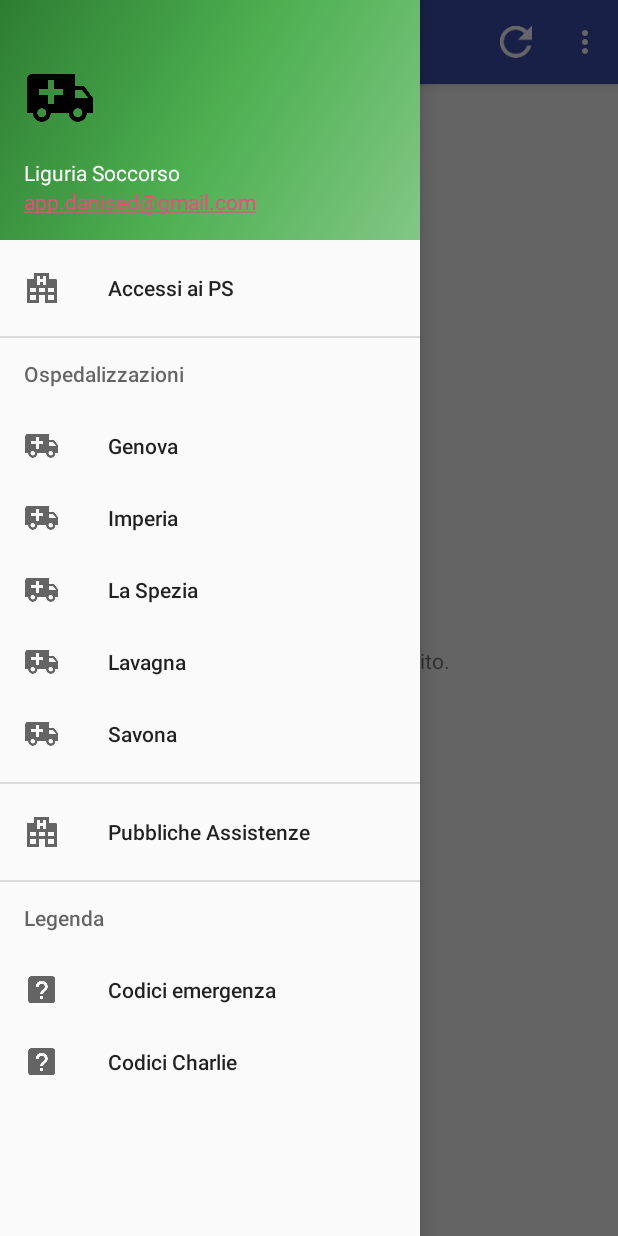
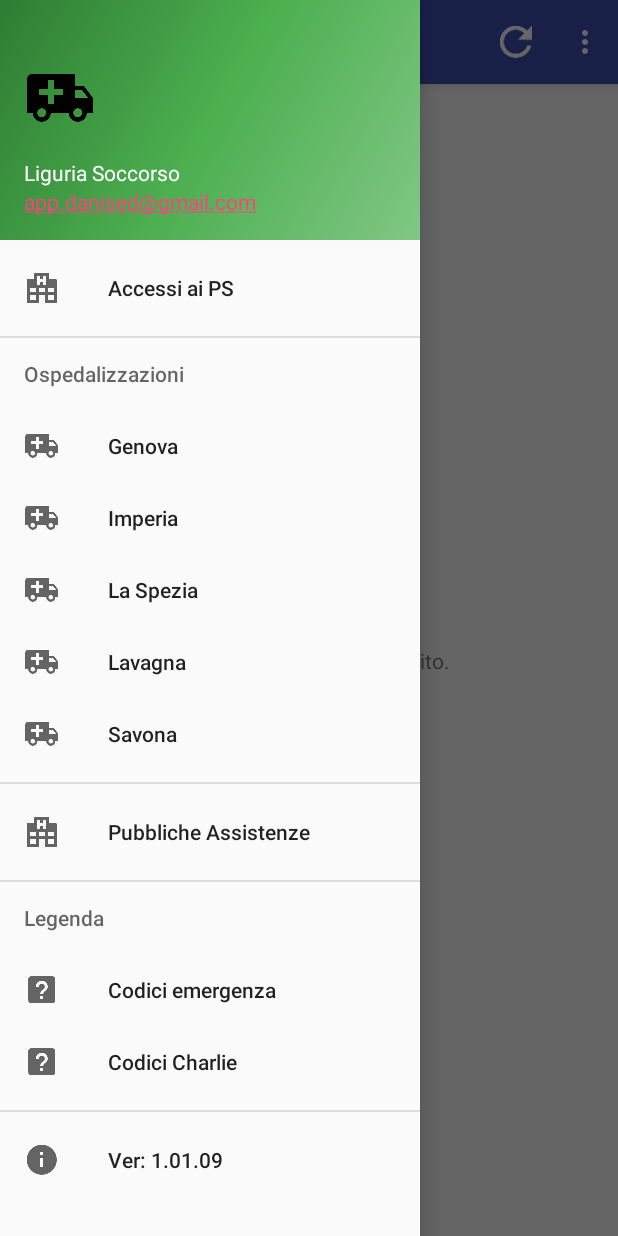
Before and after one commit to sed74/psliguria, an Android app: the screen it shows after launch (MainActivity), with the side drawer open, on a phone screen of 412 x 824 dp. Run offline under Robolectric (Android 15) with nearby library versions, the phone set to English and light mode, and no system bars; 1 statement that could not run was skipped.

```diff
--- a/app/src/main/AndroidManifest.xml
+++ b/app/src/main/AndroidManifest.xml
@@ -14,6 +14,7 @@
         android:supportsRtl="true"
         android:theme="@style/AppTheme"
         android:usesCleartextTraffic="true">
+        <meta-data android:name="firebase_analytics_collection_deactivated" android:value="true" />
         <activity
             android:name="com.dani.sed.liguriasoccorso.MainActivity"
             android:label="@string/app_name"
--- a/app/src/main/java/com/dani/sed/liguriasoccorso/MainActivity.java
+++ b/app/src/main/java/com/dani/sed/liguriasoccorso/MainActivity.java
@@ -149,6 +149,7 @@ public class MainActivity extends AppCompatActivity
 
         NavigationView navigationView = (NavigationView) findViewById(R.id.nav_view);
         navigationView.setNavigationItemSelectedListener(this);
+        setVersionNo(navigationView.getMenu());
 
         TextView text = (TextView) findViewById(R.id.textView);
 
@@ -247,6 +248,17 @@ public class MainActivity extends AppCompatActivity
         }
 
     }
+    private void setVersionNo(Menu menu ) {
+
+        // find MenuItem you want to change
+        MenuItem versionItem = menu.findItem(R.id.version_info);
+
+        // set new title to the MenuItem
+        StringBuilder sb = new StringBuilder();
+        sb.append(getString(R.string.version_no)).append(" ").append(BuildConfig.VERSION_NAME);
+        versionItem.setTitle(sb.toString());
+    }
+
 
     @Override
     public void onBackPressed() {
--- a/app/src/main/res/menu/activity_main_drawer.xml
+++ b/app/src/main/res/menu/activity_main_drawer.xml
@@ -49,6 +49,12 @@
                 android:title="@string/charlie_code_legend" />
         </menu>
     </item>
+    <group >
+            <item
+                android:id="@+id/version_info"
+                android:icon="@drawable/ic_information_black_24dp"
+                android:title="@string/emergency_code_legend" />
+    </group>
     <group
         android:id="@+id/menu_about"
         android:checkableBehavior="none">
--- a/app/src/main/res/values/strings.xml
+++ b/app/src/main/res/values/strings.xml
@@ -215,12 +215,10 @@
     <string name="di_cui">di cui (media)</string>
     <string name="missions_stats">Totale ospedalizzazioni (media giornaliera)</string>
     <string name="whats_new_title">Novità</string>
-    <string name="whats_new">PUBBLICHE ASSISTENZE\n
-        "* Aggiunta la possibilità di ordinare per numero di interventi per ogni codice.\n"
-        "* Cliccando su una Pubblica Assistenza si apre il dettaglio di tutti i suoi mezzi che hanno"
-        " lavorato con i numeri di ospedalizzazioni suddivise per codice di urgenza.\n\n"
-        "AMBULANZE\n"
-        "* Aggiunti i dettagli per ogni mezzo che abbia fatto almeno un'urgenza."
+    <string name="whats_new">NUOVA VITA\n
+        "* L'app è tornata con nuovo nome ma stesse funzionalità.\n"
+        "* Supporto per Android 9.\n"
+        "* Modificate alcune etichette per la versione Tablet."
         </string>
     <string name="dont_show">Non mostrare più</string>
     <string name="close">Chiudi</string>
@@ -337,4 +335,6 @@
     <string name="sort_by_name">Ordina per nome</string>
     <string name="email_address" translatable="false">app.danised@gmail.com</string>
     <string name="please_wait">Attendere prego...</string>
+    <string name="info">Informazioni:</string>
+    <string name="version_no">Ver:</string>
 </resources>
--- a/build.gradle
+++ b/build.gradle
@@ -7,13 +7,13 @@ buildscript {
         google()
     }
     dependencies {
-        classpath 'com.android.tools.build:gradle:3.3.0'
+        classpath 'com.android.tools.build:gradle:3.3.2'
         classpath ('com.google.firebase:firebase-plugins:1.1.0') {
             exclude group: 'com.google.guava', module: 'guava-jdk5'
         }
         // NOTE: Do not place your application dependencies here; they belong
         // in the individual module build.gradle files
-        classpath 'com.google.gms:google-services:4.0.1'
+        classpath 'com.google.gms:google-services:4.2.0'
     }
 }
 
```
Also changed, not shown: app/build.gradle (+6 -6 lines), 3 other files.
